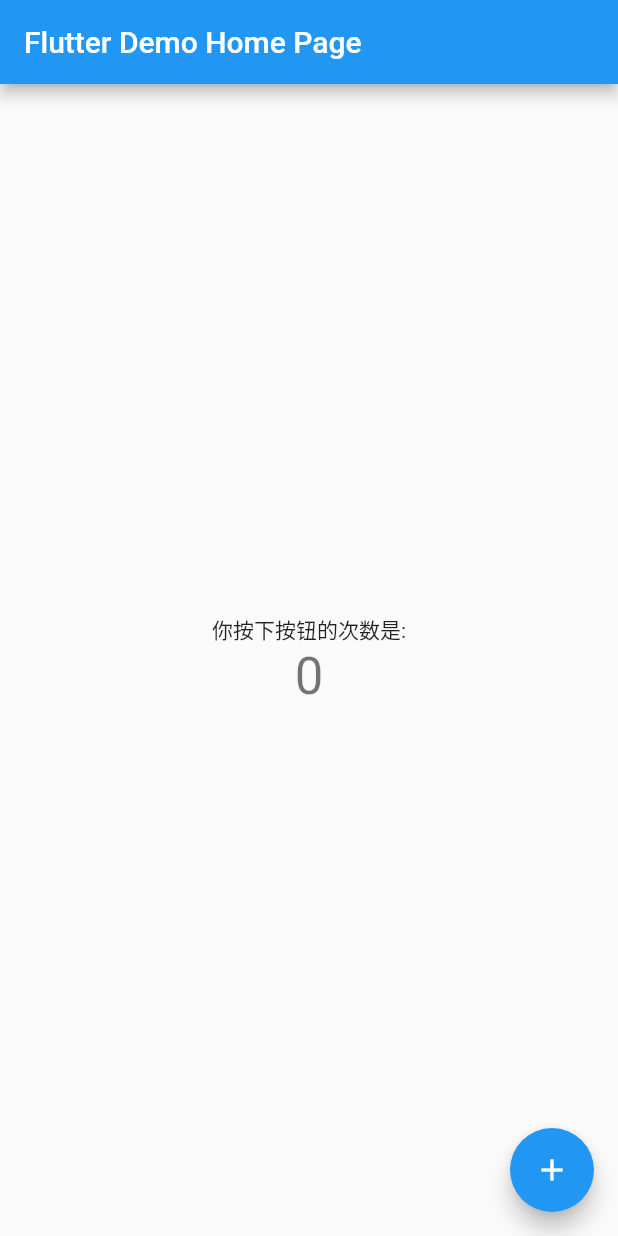
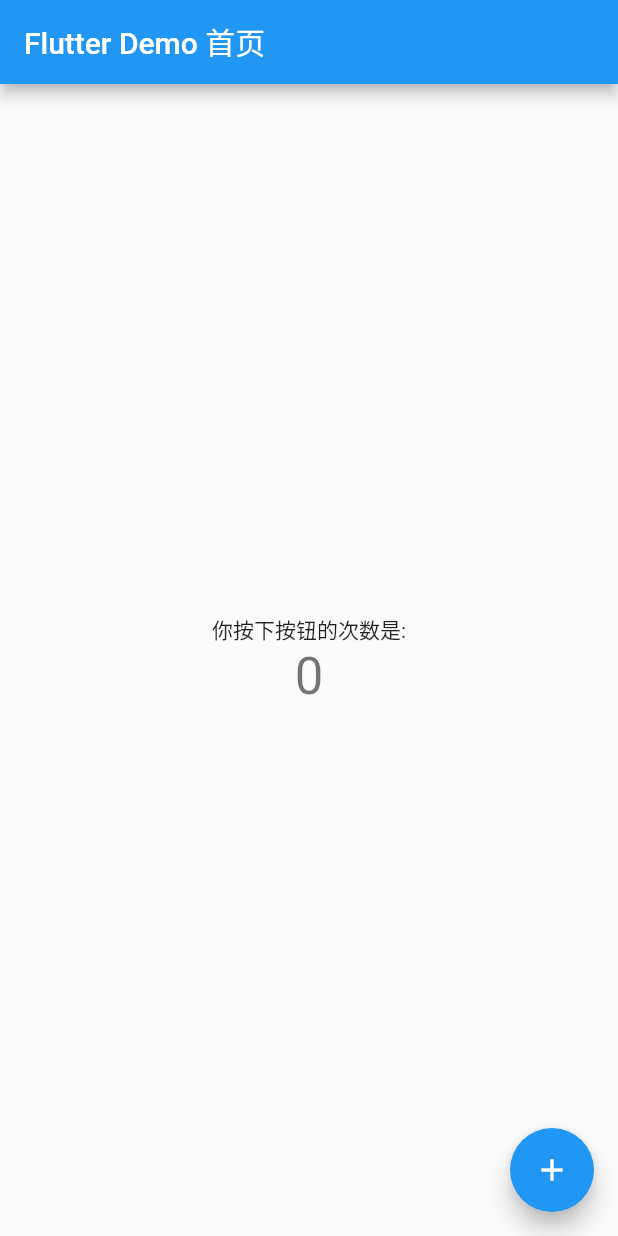
Before and after one commit to han-feng/NovelUpdater, a Flutter app: the screen it shows after launch, on a phone screen of 412 x 824 dp. Run offline on Flutter 3.47's test engine with Material 2 defaults, Android fonts, the phone set to English and light mode, and no system bars.

Commit message:
调整配置

```diff
--- a/lib/main.dart
+++ b/lib/main.dart
@@ -20,7 +20,7 @@ class MyApp extends StatelessWidget {
         // is not restarted.
         primarySwatch: Colors.blue,
       ),
-      home: MyHomePage(title: 'Flutter Demo Home Page'),
+      home: MyHomePage(title: 'Flutter Demo 首页'),
     );
   }
 }
```
Also changed, not shown: 1 other file.
